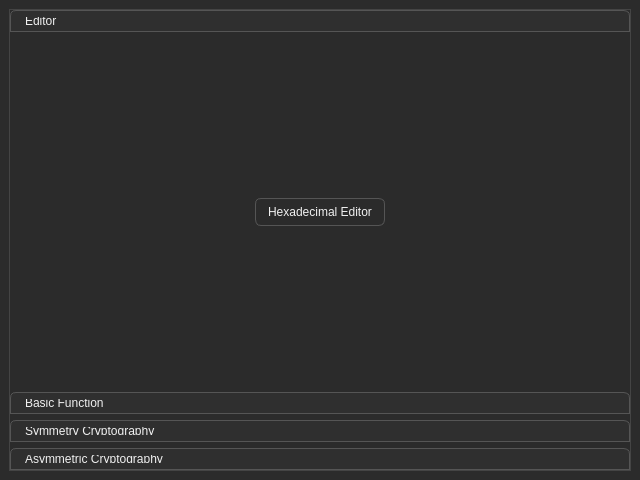
Above: aisio-gui/ui/launcher_window.ui from TaiwanMiya/Ais.IO before the change. Below: the same form after it.
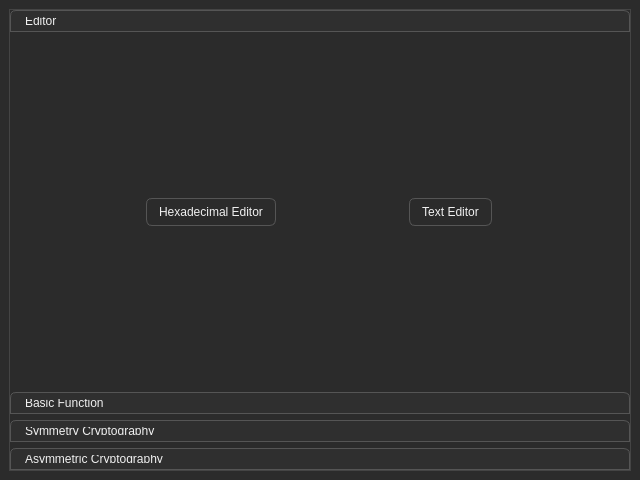
That is the form after the change.

Commit message: v1.0.13-beta (Qt6 Hexadecimal editor v2 is completed!!!)

Diff of the .ui file:
```diff
--- a/aisio-gui/ui/launcher_window.ui
+++ b/aisio-gui/ui/launcher_window.ui
@@ -86,6 +86,14 @@
        <number>0</number>
       </property>
       <widget class="QWidget" name="editorPage">
+       <property name="geometry">
+        <rect>
+         <x>0</x>
+         <y>0</y>
+         <width>620</width>
+         <height>344</height>
+        </rect>
+       </property>
        <attribute name="label">
         <string>Editor</string>
        </attribute>
@@ -109,6 +117,19 @@
           </property>
          </widget>
         </item>
+        <item row="0" column="1">
+         <widget class="QPushButton" name="textEditorPushButton">
+          <property name="sizePolicy">
+           <sizepolicy hsizetype="Fixed" vsizetype="Fixed">
+            <horstretch>0</horstretch>
+            <verstretch>0</verstretch>
+           </sizepolicy>
+          </property>
+          <property name="text">
+           <string>Text Editor</string>
+          </property>
+         </widget>
+        </item>
        </layout>
       </widget>
       <widget class="QWidget" name="basicPage">
```
The commit also changes 26 other files.
